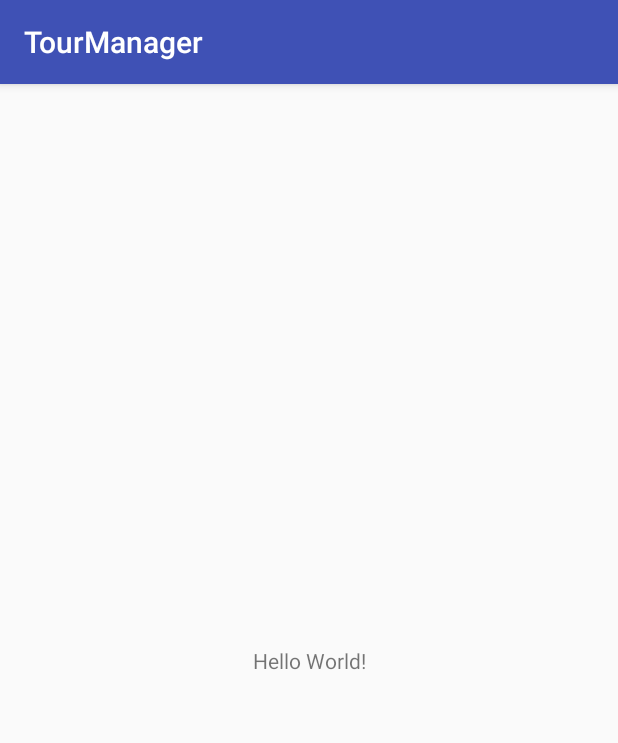
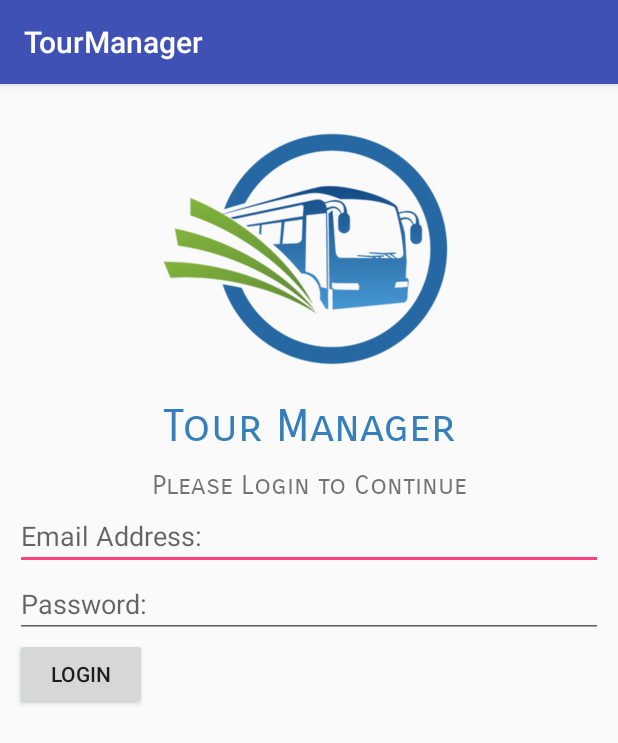
Before and after one commit to shamsuddha/TourManager, an Android app: the screen it shows after launch (MainActivity), on a phone screen of 412 x 824 dp. Shown: the top 743 px of the screen. Run offline under Robolectric (Android 15) with nearby library versions, the phone set to English and light mode, and no system bars.

Commit message:
home page design added

```diff
--- a/app/build.gradle
+++ b/app/build.gradle
@@ -1,11 +1,11 @@
 apply plugin: 'com.android.application'
 
 android {
-    compileSdkVersion 28
+    compileSdkVersion 27
     defaultConfig {
         applicationId "com.example.shamsuddha.tourmanager"
         minSdkVersion 24
-        targetSdkVersion 28
+        targetSdkVersion 27
         versionCode 1
         versionName "1.0"
         testInstrumentationRunner "android.support.test.runner.AndroidJUnitRunner"
@@ -20,9 +20,12 @@ android {
 
 dependencies {
     implementation fileTree(dir: 'libs', include: ['*.jar'])
-    implementation 'com.android.support:appcompat-v7:28.0.0'
+    implementation 'com.android.support:appcompat-v7:27.1.1'
     implementation 'com.android.support.constraint:constraint-layout:1.1.3'
     testImplementation 'junit:junit:4.12'
     androidTestImplementation 'com.android.support.test:runner:1.0.2'
     androidTestImplementation 'com.android.support.test.espresso:espresso-core:3.0.2'
+    implementation fileTree(dir: 'libs', include: ['*.jar'])
+    implementation 'com.android.support:appcompat-v7:27.1.1'
+    implementation 'com.android.support:design:27.1.1'
 }
--- a/app/src/main/res/layout/activity_main.xml
+++ b/app/src/main/res/layout/activity_main.xml
@@ -1,18 +1,61 @@
 <?xml version="1.0" encoding="utf-8"?>
-<android.support.constraint.ConstraintLayout xmlns:android="http://schemas.android.com/apk/res/android"
+<LinearLayout
+    xmlns:android="http://schemas.android.com/apk/res/android"
     xmlns:app="http://schemas.android.com/apk/res-auto"
     xmlns:tools="http://schemas.android.com/tools"
+    android:orientation="vertical"
     android:layout_width="match_parent"
     android:layout_height="match_parent"
+    android:padding="10dp"
     tools:context=".MainActivity">
 
+
+    <ImageView
+        android:layout_width="200dp"
+        android:layout_height="200dp"
+        android:src="@drawable/logo"
+        android:layout_gravity="center"
+        />
     <TextView
-        android:layout_width="wrap_content"
+        android:id="@+id/appTitleTextView"
+        android:layout_width="match_parent"
         android:layout_height="wrap_content"
-        android:text="Hello World!"
-        app:layout_constraintBottom_toBottomOf="parent"
-        app:layout_constraintLeft_toLeftOf="parent"
-        app:layout_constraintRight_toRightOf="parent"
-        app:layout_constraintTop_toTopOf="parent" />
+        android:text="Tour Manager"
+        android:textSize="30sp"
+        android:fontFamily="sans-serif-smallcaps"
+        android:gravity="center_horizontal"
+        android:textColor="#367FBA"
+        />
 
-</android.support.constraint.ConstraintLayout>
+    <TextView
+        android:layout_marginTop="10dp"
+        android:id="@+id/loginTitleTextView"
+        android:layout_width="match_parent"
+        android:layout_height="wrap_content"
+        android:text="Please Login to Continue"
+        android:textSize="18sp"
+        android:fontFamily="sans-serif-smallcaps"
+        android:gravity="center_horizontal"
+        />
+    <EditText
+        android:layout_width="match_parent"
+        android:layout_height="wrap_content"
+        android:hint="Email Address: "
+        android:inputType="textEmailAddress"
+        />
+
+    <EditText
+        android:layout_width="match_parent"
+        android:layout_height="wrap_content"
+        android:hint="Password: "
+        android:inputType="textPassword"
+        />
+<Button
+    android:layout_width="wrap_content"
+    android:layout_height="wrap_content"
+    android:text="Login"
+
+    />
+
+
+</LinearLayout>
```
Also changed, not shown: app/src/main/res/drawable/logo.png (added).
